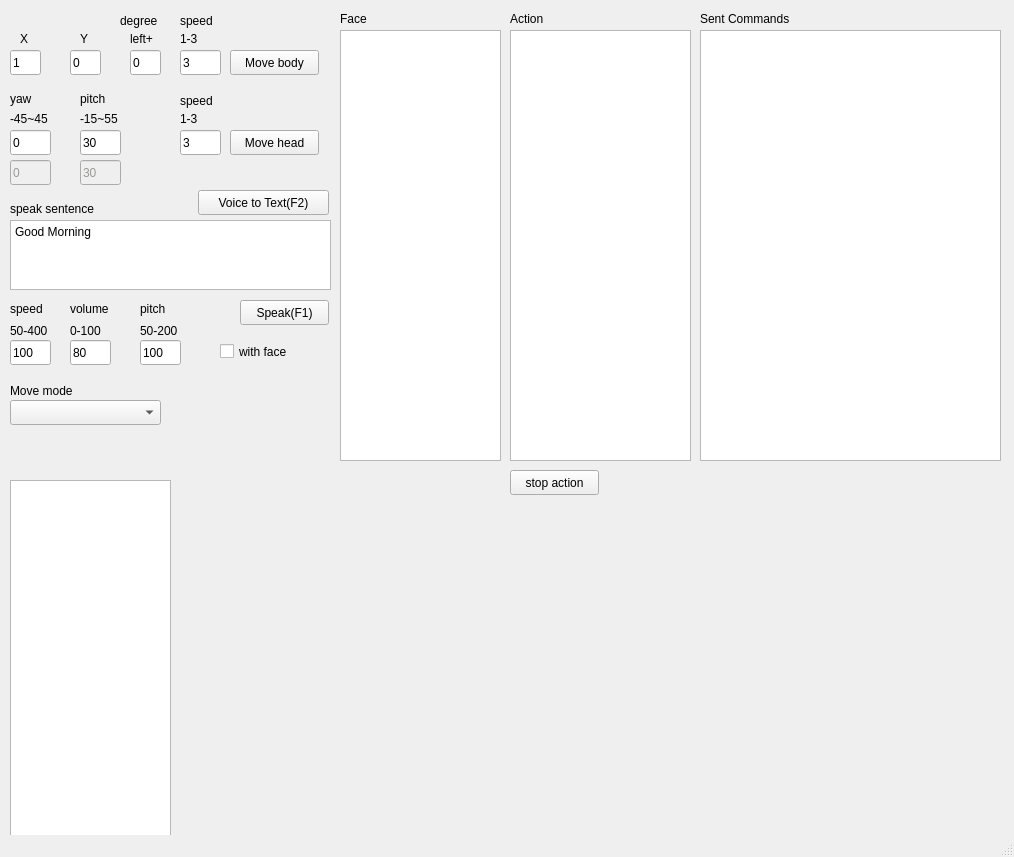
This is cpp/mainwindow.ui in yangchihyuan/ZenboNurseHelper as Qt 5 draws it before an edit. The edited form follows.
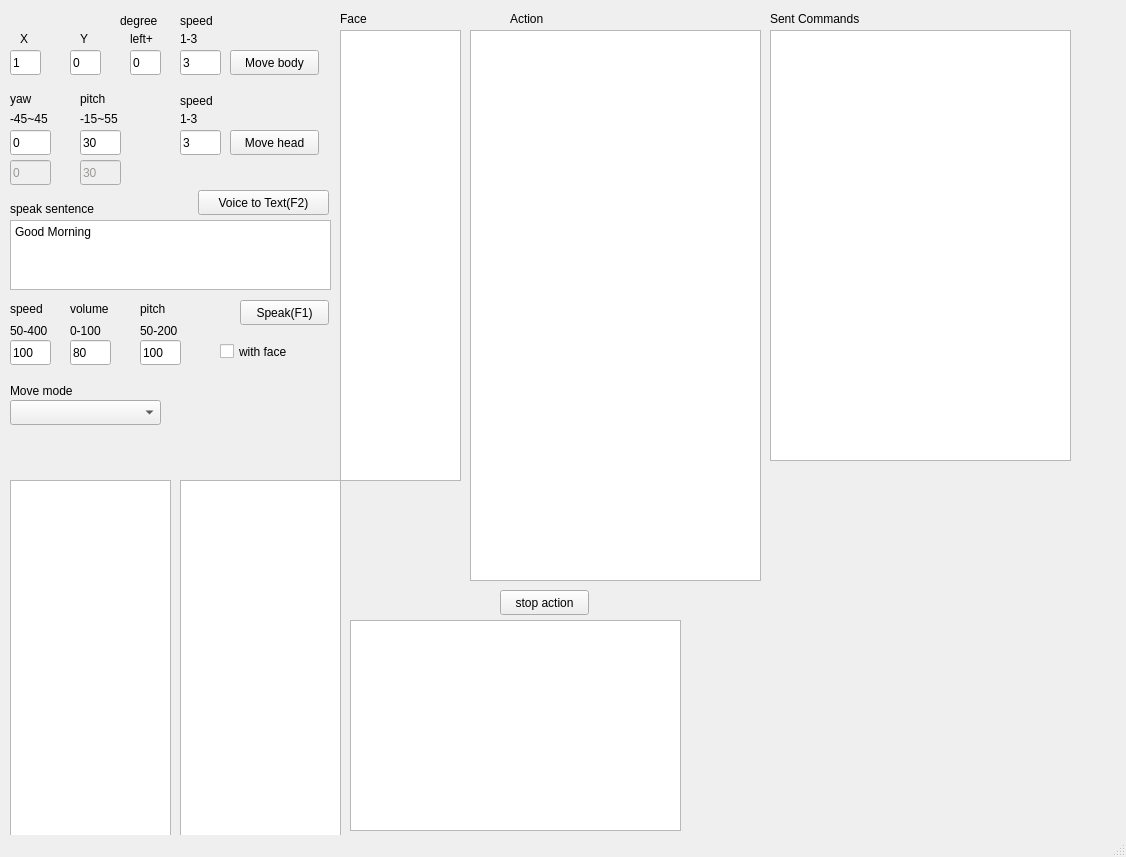
This is the edited form.

```diff
--- a/cpp/mainwindow.ui
+++ b/cpp/mainwindow.ui
@@ -9,7 +9,7 @@
    <rect>
     <x>0</x>
     <y>0</y>
-    <width>1014</width>
+    <width>1126</width>
     <height>857</height>
    </rect>
   </property>
@@ -178,8 +178,8 @@
      <rect>
       <x>340</x>
       <y>30</y>
-      <width>161</width>
-      <height>431</height>
+      <width>121</width>
+      <height>451</height>
      </rect>
     </property>
    </widget>
@@ -511,10 +511,10 @@
    <widget class="QListView" name="listView_PredefinedAction">
     <property name="geometry">
      <rect>
-      <x>510</x>
+      <x>470</x>
       <y>30</y>
-      <width>181</width>
-      <height>431</height>
+      <width>291</width>
+      <height>551</height>
      </rect>
     </property>
    </widget>
@@ -534,7 +534,7 @@
    <widget class="QPlainTextEdit" name="plainTextEdit_SentCommands">
     <property name="geometry">
      <rect>
-      <x>700</x>
+      <x>770</x>
       <y>30</y>
       <width>301</width>
       <height>431</height>
@@ -550,7 +550,7 @@
    <widget class="QLabel" name="label_23">
     <property name="geometry">
      <rect>
-      <x>700</x>
+      <x>770</x>
       <y>10</y>
       <width>131</width>
       <height>17</height>
@@ -729,8 +729,8 @@
    <widget class="QPushButton" name="pushButton_stop_action">
     <property name="geometry">
      <rect>
-      <x>510</x>
-      <y>470</y>
+      <x>500</x>
+      <y>590</y>
       <width>89</width>
       <height>25</height>
      </rect>
@@ -762,6 +762,26 @@
      </rect>
     </property>
    </widget>
+   <widget class="QListView" name="listView_Sentence2">
+    <property name="geometry">
+     <rect>
+      <x>180</x>
+      <y>480</y>
+      <width>161</width>
+      <height>361</height>
+     </rect>
+    </property>
+   </widget>
+   <widget class="QListView" name="listView_Sentence3">
+    <property name="geometry">
+     <rect>
+      <x>350</x>
+      <y>620</y>
+      <width>331</width>
+      <height>211</height>
+     </rect>
+    </property>
+   </widget>
   </widget>
   <widget class="QStatusBar" name="statusbar"/>
  </widget>
```
